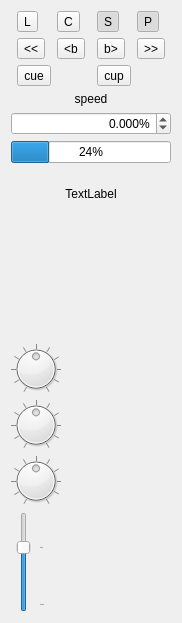
Old version of the form app/playerview.ui in the repository x37v/datajockey.
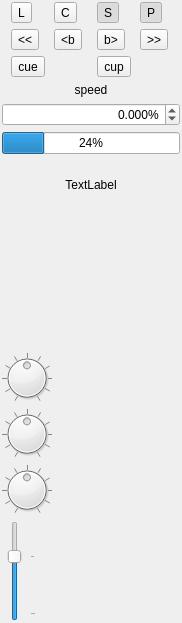
New version of the form. Custom widgets are drawn as their Qt base class.

Commit message: reduced a bunch of padding and margins

Diff of the .ui file:
```diff
--- a/app/playerview.ui
+++ b/app/playerview.ui
@@ -14,6 +14,18 @@
    <string>Form</string>
   </property>
   <layout class="QGridLayout" name="gridLayout_3">
+   <property name="leftMargin">
+    <number>2</number>
+   </property>
+   <property name="topMargin">
+    <number>2</number>
+   </property>
+   <property name="rightMargin">
+    <number>2</number>
+   </property>
+   <property name="bottomMargin">
+    <number>2</number>
+   </property>
    <item row="0" column="0" colspan="2">
     <layout class="QVBoxLayout" name="verticalLayout_2">
      <item>
```
The commit also changes 2 other files.
